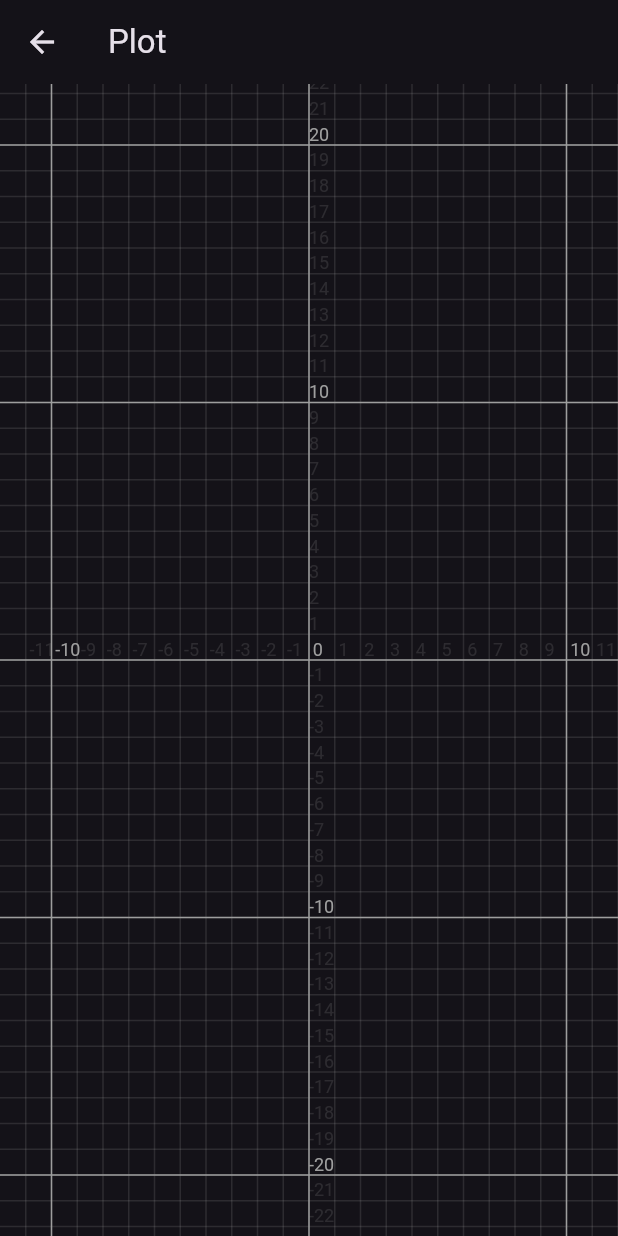
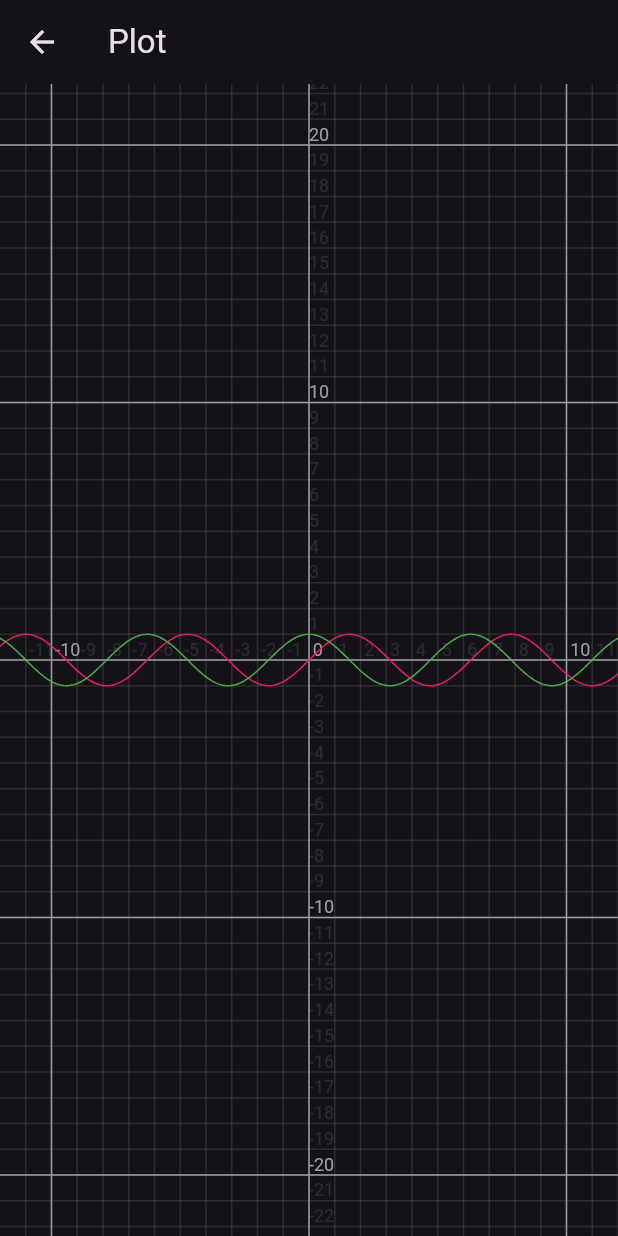
Before and after one commit to david072/funcially, a Flutter app: the screen it shows after launch, after a tap on the "show chart" icon, on a phone screen of 412 x 824 dp. Run offline on Flutter 3.47's test engine with Material 2 defaults, Android fonts, the light colour scheme and no system bars; our stand-ins replace after_layout, google_fonts, settings_ui, shared_preferences; missing offline and left inert: dart:ffi, linked_scroll_controller; statements that could not run were skipped; project files that could hold a hidden picture were left out.

Commit message:
feat(frontend): add API for drawing graphs in the plot
The plot now accepts a list of PlotGraph objects, which it will draw
into the coordinate system. Each PlotGraph object contains a function
taking the x-coordinate and returning the y-coordinate for that point.
The plot painter then calls that function repeatedly, before drawing
lines to connect the points in the plot.

```diff
--- a/frontend/lib/pages/plot_page.dart
+++ b/frontend/lib/pages/plot_page.dart
@@ -1,3 +1,5 @@
+import 'dart:math';
+
 import 'package:flutter/material.dart';
 import 'package:frontend/widgets/plot.dart';
 
@@ -13,7 +15,18 @@ class _PlotPageState extends State<PlotPage> {
   Widget build(BuildContext context) {
     return Scaffold(
       appBar: AppBar(title: const Text("Plot")),
-      body: const PlotWidget(),
+      body: const PlotWidget(
+        graphs: [
+          PlotGraph(
+            function: sin,
+            color: Colors.pink,
+          ),
+          PlotGraph(
+            function: cos,
+            color: Colors.green,
+          ),
+        ],
+      ),
     );
   }
 }
--- a/frontend/lib/widgets/plot.dart
+++ b/frontend/lib/widgets/plot.dart
@@ -56,6 +56,16 @@ class _AxisBounds {
 
   double pixelToNumber(double px, double maxSize) =>
       map(px, 0, maxSize, min, max);
+
+  @override
+  bool operator ==(Object other) =>
+      other is _AxisBounds &&
+      other.runtimeType == runtimeType &&
+      other.min == min &&
+      other.max == max;
+
+  @override
+  int get hashCode => Object.hash(min, max);
 }
 
 class _PlotBounds {
@@ -63,6 +73,13 @@ class _PlotBounds {
   _AxisBounds y;
 
   _PlotBounds({required this.x, required this.y});
+
+  @override
+  bool operator ==(Object other) =>
+      other is _PlotBounds && other.x == x && other.y == y;
+
+  @override
+  int get hashCode => Object.hash(x, y);
 }
 
 class _Intervals {
@@ -94,9 +111,11 @@ class _PlotPainter extends CustomPainter {
   static const maxLargeIntervalDistance = 50.0;
 
   final _PlotBounds bounds;
+  final List<PlotGraph> graphs;
 
   _PlotPainter({
     required this.bounds,
+    this.graphs = const [],
   });
 
   Paint get baseIntervalPaint => Paint()
@@ -110,6 +129,37 @@ class _PlotPainter extends CustomPainter {
     var intervals = xIntervals.min(yIntervals);
     drawGrid(canvas, size, intervals);
     drawLabels(canvas, size, intervals);
+
+    for (var graph in graphs) {
+      drawGraph(canvas, size, intervals, graph);
+    }
+  }
+
+  void drawGraph(
+    Canvas canvas,
+    Size size,
+    _Intervals intervals,
+    PlotGraph graph,
+  ) {
+    var paint = Paint()
+      ..color = graph.color
+      ..strokeWidth = 1;
+    var points = graph._generatePoints(
+        bounds.x, math.pow(10, intervals.smallPower - 1) as double);
+    Offset? lastPoint;
+    for (var point in points) {
+      var (x, y) = (
+        xNumberToPixel(point.$1, size),
+        yNumberToPixel(point.$2, size),
+      );
+      if (lastPoint == null) {
+        lastPoint = Offset(x, y);
+        continue;
+      }
+
+      canvas.drawLine(lastPoint, Offset(x, y), paint);
+      lastPoint = Offset(x, y);
+    }
   }
 
   void drawGrid(Canvas canvas, Size size, _Intervals intervals) {
@@ -328,11 +378,46 @@ class _PlotPainter extends CustomPainter {
   }
 
   @override
-  bool shouldRepaint(covariant CustomPainter oldDelegate) => true;
+  bool shouldRepaint(_PlotPainter oldPainter) =>
+      oldPainter.bounds != bounds || oldPainter.graphs != graphs;
+}
+
+class PlotGraph {
+  final Color color;
+  final double Function(double x) function;
+
+  const PlotGraph({
+    required this.function,
+    this.color = Colors.white,
+  });
+
+  List<(double, double)> _generatePoints(
+    _AxisBounds xRange,
+    double pointOffset,
+  ) {
+    List<(double, double)> result = [];
+    for (double x = xRange.min; x <= xRange.max; x += pointOffset) {
+      result.add((x, function(x)));
+    }
+
+    return result;
+  }
+
+  @override
+  bool operator ==(Object other) =>
+      other is PlotGraph && other.color == color && other.function == function;
+
+  @override
+  int get hashCode => Object.hash(color, function);
 }
 
 class PlotWidget extends StatefulWidget {
-  const PlotWidget({super.key});
+  const PlotWidget({
+    super.key,
+    this.graphs = const [],
+  });
+
+  final List<PlotGraph> graphs;
 
   @override
   State<PlotWidget> createState() => _PlotWidgetState();
@@ -398,6 +483,7 @@ class _PlotWidgetState extends State<PlotWidget> {
         child: CustomPaint(
           painter: _PlotPainter(
             bounds: bounds!,
+            graphs: widget.graphs,
           ),
           size: Size.infinite,
         ),
```
